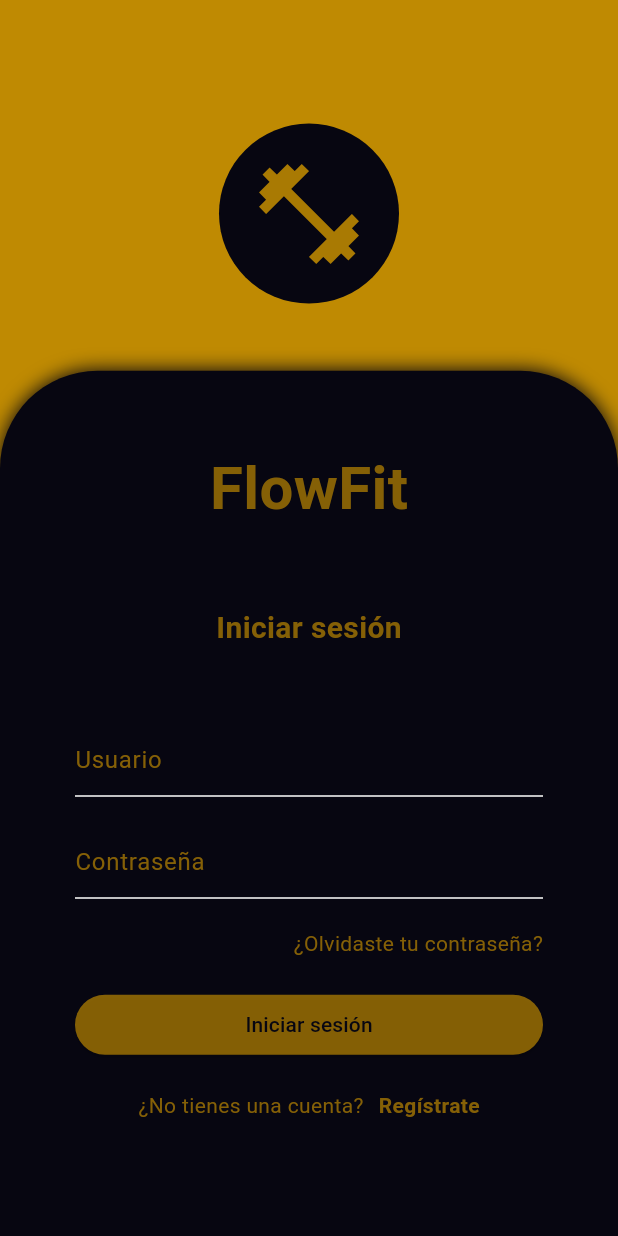
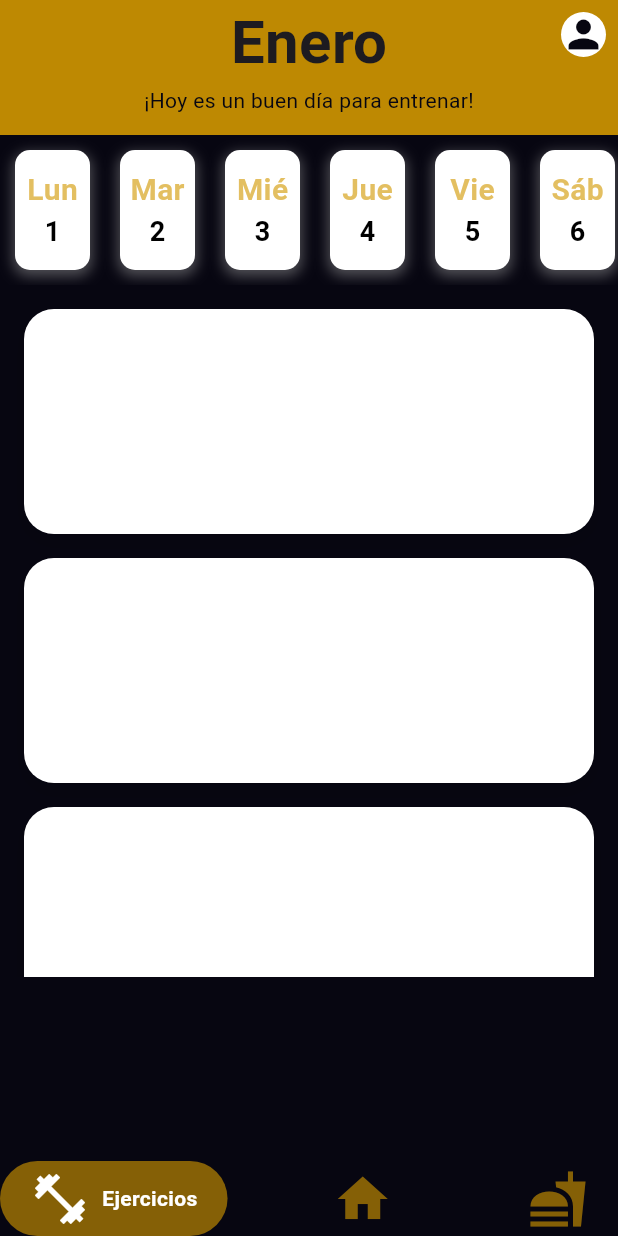
Before and after one commit to CristoferPadilla/flowfit_mobile, a Flutter app: the screen it shows after launch, after a tap on "Iniciar sesión", on a phone screen of 412 x 824 dp. Run offline on Flutter 3.47's test engine with Material 3 defaults, Android fonts, the phone set to English and light mode, and no system bars; drawn by our look-alikes of google_nav_bar; our stand-ins replace page_transition.

Commit message:
Pantalla home acabada

```diff
--- /dev/null
+++ b/flowfit_mobile/lib/features/exercises/screens/exercise_screen.dart
@@ -0,0 +1,16 @@
+import 'package:flowfit_mobile/features/home/widget/navbar/navbar.dart';
+import 'package:flowfit_mobile/resources/themes/primary_theme.dart';
+import 'package:flutter/material.dart';
+
+class ExercisesScreen extends StatelessWidget {
+  const ExercisesScreen({super.key});
+
+  @override
+  Widget build(BuildContext context) {
+    return const Scaffold(
+      backgroundColor: PrimaryTheme.backgroundColor,
+      bottomNavigationBar: NavBar(),
+
+    );
+  }
+}
--- /dev/null
+++ b/flowfit_mobile/lib/features/home/screens/home_screen.dart
@@ -0,0 +1,39 @@
+import 'package:flowfit_mobile/features/home/widget/appbar/custome_appbar.dart';
+import 'package:flowfit_mobile/features/home/widget/list/list_calendary.dart';
+import 'package:flowfit_mobile/features/home/widget/list/list_option.dart';
+import 'package:flowfit_mobile/features/home/widget/navbar/navbar.dart';
+import 'package:flowfit_mobile/features/home/widget/profile/icon_profile.dart';
+import 'package:flowfit_mobile/resources/themes/primary_theme.dart';
+import 'package:flutter/material.dart';
+
+class HomeScreen extends StatelessWidget {
+  const HomeScreen({super.key});
+
+  @override
+  Widget build(BuildContext context) {
+    return const SafeArea(
+      child: Scaffold(
+        backgroundColor: PrimaryTheme.backgroundColor,
+        bottomNavigationBar: NavBar(),
+        appBar: PreferredSize(
+          preferredSize: Size.fromHeight(90),
+          child: Stack(
+            alignment: Alignment.topRight,
+            children: [
+            CustomeAppbar(),
+            Padding(
+              padding: EdgeInsets.all(8.0),
+              child: IconProfile(),
+            )
+          ]),
+        ),
+        body: Column(
+          children: [
+            ListCalendary(),
+            ListOption(),
+          ],
+        ),
+      ),
+    );
+  }
+}
--- /dev/null
+++ b/flowfit_mobile/lib/features/home/widget/appbar/custome_appbar.dart
@@ -0,0 +1,33 @@
+import 'package:flowfit_mobile/resources/themes/primary_theme.dart';
+import 'package:flutter/material.dart';
+
+class CustomeAppbar extends StatelessWidget {
+  const CustomeAppbar({super.key});
+
+  @override
+  Widget build(BuildContext context) {
+    return Container(
+      width: double.infinity,
+      decoration: BoxDecoration(
+        color: PrimaryTheme.secundaryColor.withOpacity(0.9),
+      ),
+      child:  const Column(
+        crossAxisAlignment: CrossAxisAlignment.center,
+        children: [
+          Column(
+          children: [
+            Text(
+              'Enero',
+              style: TextStyle(fontSize: 40, fontWeight: FontWeight.bold),
+            ),
+            Text(
+              '¡Hoy es un buen día para entrenar!',
+              style: TextStyle(color: PrimaryTheme.backgroundColor),
+            ),
+          ],
+           ),
+        ],
+      ),
+    );
+  }
+}
--- /dev/null
+++ b/flowfit_mobile/lib/features/home/widget/calendary/calendary_container.dart
@@ -0,0 +1,49 @@
+import 'package:flowfit_mobile/resources/themes/primary_theme.dart';
+import 'package:flutter/material.dart';
+class CalendaryContainer extends StatelessWidget {
+  final String day;
+  final String date;
+  const CalendaryContainer({super.key, required this.day, required this.date});
+
+  @override
+  Widget build(BuildContext context) {
+    return Container(
+      margin: const EdgeInsets.all(10),
+      width: 50,
+      height: 60,
+      decoration: BoxDecoration(
+        color: Colors.white,
+        borderRadius: BorderRadius.circular(10),
+        boxShadow: [
+          BoxShadow(
+            color: Colors.grey.withOpacity(0.5),
+            spreadRadius: 1,
+            blurRadius: 7,
+            offset: const Offset(0, 3), // changes position of shadow
+          ),
+        ],
+      ),
+      child:  Column(
+        mainAxisAlignment: MainAxisAlignment.center,
+        children: [
+          Text(
+            day,
+            style: const TextStyle(
+              color: PrimaryTheme.secundaryColor,
+              fontSize: 20,
+              fontWeight: FontWeight.bold,
+            ),
+          ),
+          Text(
+            date,
+            style: const TextStyle(
+              color: Colors.black,
+              fontSize: 18,
+              fontWeight: FontWeight.bold,
+            ),
+          ),
+        ],
+      ),
+    );
+  }
+}
--- /dev/null
+++ b/flowfit_mobile/lib/features/home/widget/containers/option_containers.dart
@@ -0,0 +1,27 @@
+import 'package:flutter/material.dart';
+
+class OptionContainer extends StatelessWidget {
+  const OptionContainer({super.key});
+
+  @override
+  Widget build(BuildContext context) {
+    return Padding(
+      padding: const EdgeInsets.all(8.0),
+      child: Container(
+        height: 150,
+        width: 300,
+        decoration: BoxDecoration(
+          color: Colors.white,
+          borderRadius: BorderRadius.circular(20),
+          boxShadow: const [
+            BoxShadow(
+              color: Colors.black12,
+              blurRadius: 10,
+              offset: Offset(0, 5),
+            ),
+          ],
+        ),
+      ),
+    );
+  }
+}
--- /dev/null
+++ b/flowfit_mobile/lib/features/home/widget/list/list_calendary.dart
@@ -0,0 +1,48 @@
+import 'package:flowfit_mobile/features/home/widget/calendary/calendary_container.dart';
+import 'package:flutter/material.dart';
+
+class ListCalendary extends StatelessWidget {
+  const ListCalendary({ Key? key}) : super(key: key);
+
+  @override
+  Widget build(BuildContext context) {
+    return SizedBox(
+      height: 100,
+      width: double.infinity,
+      child: ListView.builder(
+        scrollDirection: Axis.horizontal,
+        itemCount: 30,
+        itemBuilder: (context, index) {
+          final dayOfWeek = index % 7;
+          final day = _getDayOfWeek(dayOfWeek);
+          final date = (index + 1).toString();
+          return CalendaryContainer(
+            day: day,
+            date: date,
+          );
+        },
+      ),
+    );
+  }
+
+  String _getDayOfWeek(int dayOfWeek) {
+    switch (dayOfWeek) {
+      case 0:
+        return 'Lun';
+      case 1:
+        return 'Mar';
+      case 2:
+        return 'Mié';
+      case 3:
+        return 'Jue';
+      case 4:
+        return 'Vie';
+      case 5:
+        return 'Sáb';
+      case 6:
+        return 'Dom';
+      default:
+        return '';
+    }
+  }
+}
--- /dev/null
+++ b/flowfit_mobile/lib/features/home/widget/list/list_option.dart
@@ -0,0 +1,26 @@
+import 'package:flowfit_mobile/features/home/widget/containers/option_containers.dart';
+import 'package:flutter/material.dart';
+
+class ListOption extends StatelessWidget {
+  const ListOption({ Key? key}) : super(key: key);
+
+  @override
+  Widget build(BuildContext context) {
+    final height = MediaQuery.of(context).size.height;
+    return Padding(
+      padding: const EdgeInsets.all(8.0),
+      child: SizedBox(
+        height: height * 0.55,
+        width: double.infinity,
+        child: ListView.builder(
+          scrollDirection: Axis.vertical,
+          itemCount: 3,
+          itemBuilder: (context, index) {
+            return const OptionContainer();
+          },
+        ),
+      ),
+    );
+  }
+
+}
--- /dev/null
+++ b/flowfit_mobile/lib/features/home/widget/navbar/navbar.dart
@@ -0,0 +1,37 @@
+import 'package:flowfit_mobile/resources/themes/primary_theme.dart';
+import 'package:flutter/material.dart';
+import 'package:google_nav_bar/google_nav_bar.dart';
+
+class NavBar extends StatelessWidget {
+  const NavBar({super.key});
+
+  @override
+  Widget build(BuildContext context) {
+    return const GNav(
+      gap: 8,
+      haptic: true,
+      rippleColor: Colors.grey,
+      hoverColor: Colors.grey,
+      activeColor: Colors.white,
+      iconSize: 40,
+      color: PrimaryTheme.secundaryColor,
+      padding: EdgeInsets.symmetric(horizontal: 20, vertical: 5),
+      duration: Duration(milliseconds: 800),
+      tabBackgroundColor: PrimaryTheme.secundaryColor,
+      tabs: [
+        GButton(
+          icon: Icons.fitness_center,
+          text: 'Ejercicios',
+        ),
+        GButton(
+          icon: Icons.home,
+          text: 'Menú',
+        ),
+        GButton(
+          icon: Icons.fastfood_sharp,
+          text: 'Comida',
+        ),
+      ],
+    );
+  }
+}
--- /dev/null
+++ b/flowfit_mobile/lib/features/home/widget/profile/icon_profile.dart
@@ -0,0 +1,23 @@
+import 'package:flowfit_mobile/resources/themes/primary_theme.dart';
+import 'package:flutter/material.dart';
+
+class IconProfile extends StatelessWidget {
+  const IconProfile({super.key});
+
+  @override
+  Widget build(BuildContext context) {
+    return Container(
+      width: 30,
+      height: 30,
+      decoration: const BoxDecoration(
+        color: Colors.white,
+        shape: BoxShape.circle,
+      ),
+      child:  const Icon(
+        Icons.person,
+        color: PrimaryTheme.backgroundColor,
+        size: 30,
+      )
+    );
+  }
+}
--- a/flowfit_mobile/lib/features/login/screen/login_screen.dart
+++ b/flowfit_mobile/lib/features/login/screen/login_screen.dart
@@ -1,24 +1,19 @@
+import 'package:flowfit_mobile/features/home/screens/home_screen.dart';
 import 'package:flowfit_mobile/features/login/widget/text/title_text.dart';
 import 'package:flowfit_mobile/features/login/widget/textfield/custome_textfield.dart';
 import 'package:flowfit_mobile/resources/themes/primary_theme.dart';
 import 'package:flutter/material.dart';
+import 'package:page_transition/page_transition.dart';
 
-class LoginScreen extends StatefulWidget {
+class LoginScreen extends StatelessWidget {
   const LoginScreen({Key? key}) : super(key: key);
-
-  @override
-  // ignore: library_private_types_in_public_api
-  _LoginScreenState createState() => _LoginScreenState();
-}
-
-class _LoginScreenState extends State<LoginScreen> {
-  bool isTextFieldClicked = false;
 
   @override
   Widget build(BuildContext context) {
     final height = MediaQuery.of(context).size.height;
 
-    return Scaffold(
+    return SafeArea(
+      child: Scaffold(
         body: Stack(
           alignment: AlignmentDirectional.bottomCenter,
           children: [
@@ -26,7 +21,6 @@ class _LoginScreenState extends State<LoginScreen> {
               width: double.infinity,
               color: PrimaryTheme.secundaryColor.withOpacity(0.9),
             ),
-          if (!isTextFieldClicked)
               Positioned(
                 top: height * 0.1,
                 child: Container(
@@ -61,7 +55,10 @@ class _LoginScreenState extends State<LoginScreen> {
               child: Column(
                 children: [
                   const SizedBox(height: 50),
-                const CustomeTextTitle(title: 'FlowFit', size: 40,),
+                  const CustomeTextTitle(
+                    title: 'FlowFit',
+                    size: 40,
+                  ),
                   const SizedBox(height: 50),
                   const CustomeTextTitle(title: 'Iniciar sesión', size: 20),
                   const SizedBox(height: 50),
@@ -69,9 +66,17 @@ class _LoginScreenState extends State<LoginScreen> {
                     padding: const EdgeInsets.symmetric(horizontal: 50),
                     child: Column(
                       children: [
-                      const CustomeTextField(title: 'Usuario', type:TextInputType.text, isPassword: false,),
+                        const CustomeTextField(
+                          title: 'Usuario',
+                          type: TextInputType.text,
+                          isPassword: false,
+                        ),
                         const SizedBox(height: 20),
-                      const CustomeTextField(title: 'Contraseña', type: TextInputType.visiblePassword, isPassword: true,),
+                        const CustomeTextField(
+                          title: 'Contraseña',
+                          type: TextInputType.visiblePassword,
+                          isPassword: true,
+                        ),
                         const SizedBox(height: 20),
                         const Row(
                           mainAxisAlignment: MainAxisAlignment.end,
@@ -89,7 +94,14 @@ class _LoginScreenState extends State<LoginScreen> {
                           width: double.infinity,
                           child: ElevatedButton(
                             onPressed: () {
-
+                              Navigator.push(
+                                context,
+                                PageTransition(
+                                    type: PageTransitionType.fade,
+                                    child: const HomeScreen(),
+                                    inheritTheme: true,
+                                    ctx: context),
+                              );
                             },
                             style: ElevatedButton.styleFrom(
                               backgroundColor: PrimaryTheme.secundaryColor,
@@ -99,9 +111,8 @@ class _LoginScreenState extends State<LoginScreen> {
                             ),
                             child: const Text(
                               'Iniciar sesión',
-                            style: TextStyle(
-                              color: PrimaryTheme.backgroundColor
-                            ),
+                              style:
+                                  TextStyle(color: PrimaryTheme.backgroundColor),
                             ),
                           ),
                         ),
@@ -136,6 +147,7 @@ class _LoginScreenState extends State<LoginScreen> {
             ),
           ],
         ),
+      ),
     );
   }
 }
--- a/flowfit_mobile/lib/main.dart
+++ b/flowfit_mobile/lib/main.dart
@@ -1,5 +1,4 @@
 import 'package:flowfit_mobile/features/login/screen/login_screen.dart';
-import 'package:flowfit_mobile/resources/themes/primary_theme.dart';
 import 'package:flutter/material.dart';
 
 void main() {
@@ -11,10 +10,9 @@ class MainApp extends StatelessWidget {
 
   @override
   Widget build(BuildContext context) {
-    return  MaterialApp(
-      theme: PrimaryTheme.DarkTheme,
+    return  const MaterialApp(
       debugShowCheckedModeBanner: false,
-      home: const LoginScreen()
+      home: LoginScreen()
     );
   }
 }
--- a/flowfit_mobile/lib/resources/themes/primary_theme.dart
+++ b/flowfit_mobile/lib/resources/themes/primary_theme.dart
@@ -9,13 +9,6 @@ class PrimaryTheme {
   static const Color backgroundColor = Color(0xFF070611);
 
   //Theme
-  static final ThemeData DarkTheme = ThemeData.dark().copyWith(
-    brightness: Brightness.dark,
-    primaryColor: secundaryColor,
-    colorScheme: ColorScheme.fromSwatch().copyWith(
-      secondary:secundaryColor,
-      onError: Colors.red,
-      primaryContainer: Colors.amber,
-      tertiaryContainer: Colors.green,
-    ));
+  // ignore: non_constant_identifier_names
+
 }
--- a/flowfit_mobile/pubspec.yaml
+++ b/flowfit_mobile/pubspec.yaml
@@ -9,6 +9,8 @@ environment:
 dependencies:
   flutter:
     sdk: flutter
+  page_transition: "^2.1.0"
+  google_nav_bar: ^5.0.6
 
 dev_dependencies:
   flutter_test:
```
Also changed, not shown: flowfit_mobile/pubspec.lock. Lines whose indentation alone changed are shown as unchanged.
